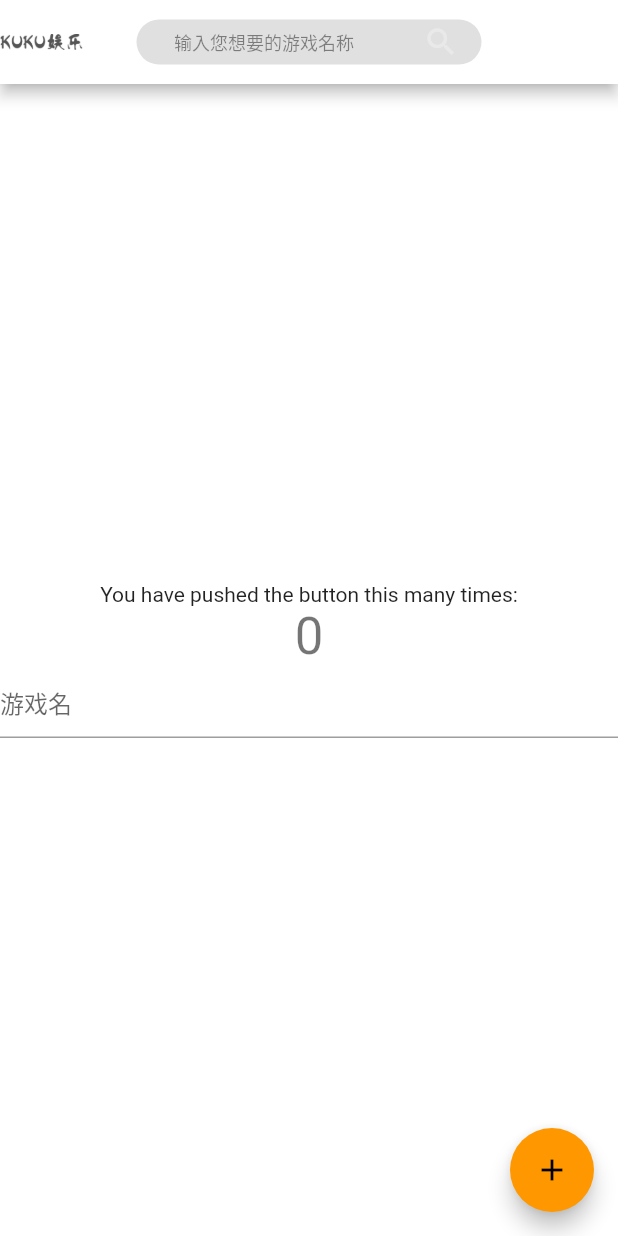
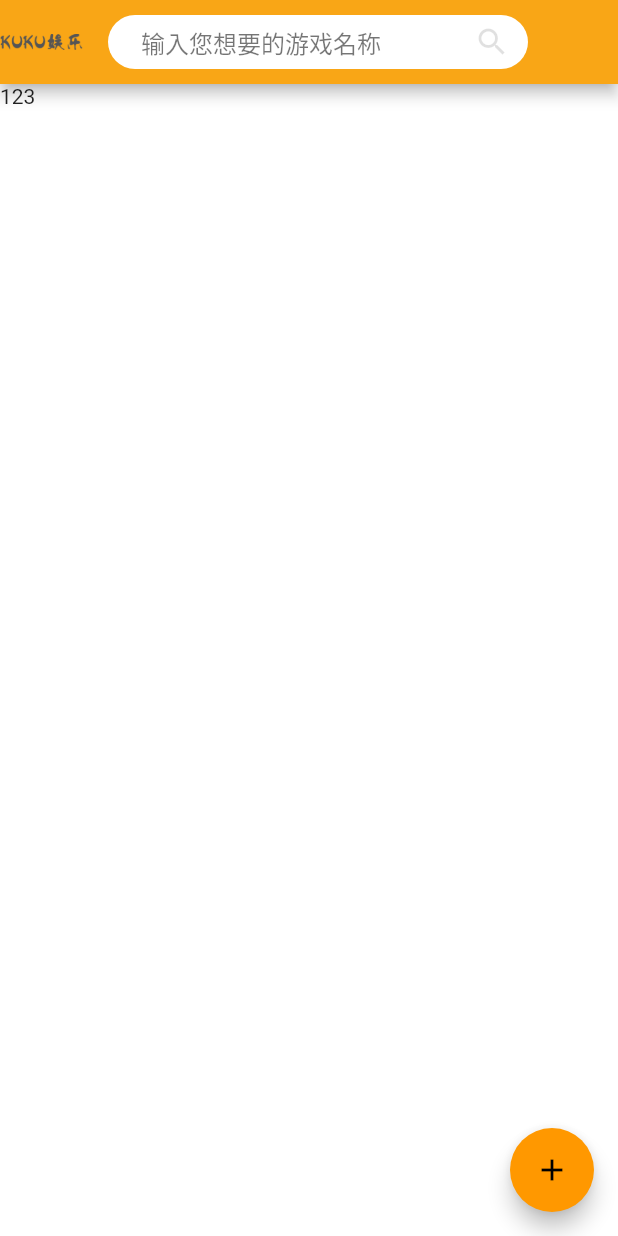
Before and after one commit to fluttera/kuku-app, a Flutter app: the screen it shows after launch, on a phone screen of 412 x 824 dp. Run offline on Flutter 3.47's test engine with Material 2 defaults, Android fonts, the phone set to English and light mode, and no system bars; our stand-ins replace dio, event_bus, shared_preferences; network calls fail.

Commit message:
修改搜索样式

```diff
--- a/lib/common/EventBus.dart
+++ b/lib/common/EventBus.dart
@@ -17,3 +17,9 @@ class SearchQueryChangedEvent{
   String keywords;
   SearchQueryChangedEvent(this.keywords);
 }
+
+/// Event 登录成功
+class LoginSuccessEvent{
+
+}
+/// Event 注销成功
--- a/lib/const/Consts.dart
+++ b/lib/const/Consts.dart
@@ -1,4 +1,4 @@
-const API_HOST = "http://192.168.0.106:8080";
+const API_HOST = "http://192.168.0.99:8080";
 const SearchHisKey = "search_k_his_key";
 class API {
   static const String search_rcmd_keywords_api = '${API_HOST}/search/recmd'; // 推荐搜索接口
@@ -6,5 +6,4 @@ class API {
   static const String seach_auto_keywords_api = '${API_HOST}/search/auto'; //自动补全接口
 }
 
-
 typedef ResponseCallBack = void Function(int statusCode, Map<String, dynamic> data);
--- a/lib/main.dart
+++ b/lib/main.dart
@@ -1,4 +1,5 @@
 import 'package:flutter/material.dart';
+import 'package:kuku_app_flutter/styles/SearchStyles.dart';
 import 'package:kuku_app_flutter/widgets/search/SearchBar.dart';
 import 'package:kuku_app_flutter/common/Store.dart';
 
@@ -10,6 +11,28 @@ class MyApp extends StatelessWidget {
   // This widget is the root of your application.
   @override
   Widget build(BuildContext context) {
+    /*return
+     Center(child:
+       Container(
+         constraints: new BoxConstraints.expand(
+           height:Theme.of(context).textTheme.display1.fontSize * 1.1 + 200.0,
+         ),
+         decoration: new BoxDecoration(
+           border: new Border.all(width: 2.0, color: Colors.red),
+           color: Colors.grey,
+           borderRadius: new BorderRadius.all(new Radius.circular(20.0)),
+           image: new DecorationImage(
+             image: new NetworkImage('https://imgweb.kuku168.cn/f06f691749f240ce9784d4f90dd2639a'),
+             centerSlice: new Rect.fromLTRB(270.0, 180.0, 1360.0, 730.0),
+           ),
+         ),
+         padding: const EdgeInsets.all(20.0),
+         alignment: Alignment.topRight,
+         child: new Text('Hello World',textDirection: TextDirection.ltr,
+             style: Theme.of(context).textTheme.display1.copyWith(color: Colors.blue)),
+         transform: new Matrix4.rotationZ(0.1),
+       )
+     );*/
     return Store.init( // 增加状态共享
       context: context,
       child: MaterialApp(
@@ -85,53 +108,19 @@ class _MyHomePageState extends State<MyHomePage> with WidgetsBindingObserver {
     // than having to individually change instances of widgets.
 
     Store.widgetCtx = context;
-    return Scaffold(
+    return  Scaffold(
       appBar: AppBar(
         // Here we take the value from the MyHomePage object that was created by
         // the App.build method, and use it to set our appbar title.
         // title: Text(widget.title),
-        backgroundColor: Colors.white,
+        backgroundColor: primaryColor,
         centerTitle: true,
         leading: Image(
           image: AssetImage("images/kuku_logo.png"),
         ),
         title: SearchBar(),
       ),
-      body: Center(
-        // Center is a layout widget. It takes a single child and positions it
-        // in the middle of the parent.
-        child: Column(
-          // Column is also a layout widget. It takes a list of children and
-          // arranges them vertically. By default, it sizes itself to fit its
-          // children horizontally, and tries to be as tall as its parent.
-          //
-          // Invoke "debug painting" (press "p" in the console, choose the
-          // "Toggle Debug Paint" action from the Flutter Inspector in Android
-          // Studio, or the "Toggle Debug Paint" command in Visual Studio Code)
-          // to see the wireframe for each widget.
-          //
-          // Column has various properties to control how it sizes itself and
-          // how it positions its children. Here we use mainAxisAlignment to
-          // center the children vertically; the main axis here is the vertical
-          // axis because Columns are vertical (the cross axis would be
-          // horizontal).
-          mainAxisAlignment: MainAxisAlignment.center,
-          children: <Widget>[
-            Text(
-              'You have pushed the button this many times:',
-            ),
-            Text(
-              '$_counter',
-              style: Theme.of(context).textTheme.display1,
-            ),
-            TextField(
-              decoration: InputDecoration(
-                  hintText: '游戏名'
-              ),
-            ),
-          ],
-        ),
-      ),
+      body:  Text('123'),
       floatingActionButton: FloatingActionButton(
        // onPressed: _incrementCounter,
         onPressed: () {
--- a/lib/models/search/SearchKeywordsModel.dart
+++ b/lib/models/search/SearchKeywordsModel.dart
@@ -17,12 +17,12 @@ class SearchKeywordsModel with ChangeNotifier {
   int count;
 
   SearchKeywordsModel ({count: 3}) {
-    this._reflush(count);
+    this._refresh(count);
   }
   get getList => list;
 
   /// 获取count数量的推荐搜索词
-  void _reflush (int count) {
+  void _refresh (int count) {
     _receiveList(count);
   }
 
--- a/lib/styles/SearchStyles.dart
+++ b/lib/styles/SearchStyles.dart
@@ -1,8 +1,12 @@
 import 'package:flutter/material.dart';
 
-const searchStyle = TextStyle(
-  fontSize: 12,
-  color: Colors.black45,
+/// 主题色
+const Color primaryColor = Color.fromARGB(255,249, 166, 22);
+
+/// 搜索栏默认推荐文本样式
+const searchTextStyle = TextStyle(
+  fontSize: 16,
+  color: Colors.black54,
   // backgroundColor: Colors.black26,
 );
 /// 搜索推荐样式
--- a/lib/widgets/search/SearchBar.dart
+++ b/lib/widgets/search/SearchBar.dart
@@ -25,18 +25,12 @@ class _SearchBarState extends State<SearchBar>{
         child: Container(
           // color: Colors.grey,
             alignment: Alignment.center,
-            constraints: BoxConstraints.tightFor(width: 230, height: 30),
+            constraints: BoxConstraints.tightFor(width: 280, height: 36),
             decoration: BoxDecoration(
-              borderRadius: BorderRadiusDirectional.all(
-                Radius.circular(30),
-              ),
-              gradient: RadialGradient(
-                  colors: [Colors.black12, Colors.black12],
-                  center: Alignment.topLeft,
-                  radius: .98
-              ),
+              color:  Colors.white,
+              borderRadius: BorderRadius.circular(36),
             ),
-            child: Padding(padding: EdgeInsets.only(left: 15, right: 15),
+            child: Padding(padding: EdgeInsets.only(left: 12, right: 12),
               child: Row(
                 mainAxisAlignment: MainAxisAlignment.spaceBetween,
                 children: <Widget>[
@@ -48,16 +42,17 @@ class _SearchBarState extends State<SearchBar>{
                           child: iconUrl != null && iconUrl.isNotEmpty ? FadeInImage.assetNetwork(
                             image: '$iconUrl',
                             placeholder: 'images/icon_place_holder.png',
-                            height: 20,
+                            height: 28,
                             fit: BoxFit.fitHeight,
                           ) : Container(height: 0, width: 0,),
                         ),
-                        Padding(padding: EdgeInsets.only(left: 10), child: Text('$show', style: searchStyle )),
+                        Padding(padding: EdgeInsets.only(left: 10),
+                            child: Text('$show', style: searchTextStyle )),
                       ]
                   ),
                   Icon(
                     Icons.search,
-                    color: Colors.white30,
+                    color: Colors.black12,
                   ),
                 ],
               ),)
--- a/lib/widgets/search/SearchHisItemView.dart
+++ b/lib/widgets/search/SearchHisItemView.dart
@@ -55,6 +55,7 @@ class _SearchHisItemViewState extends State<SearchHisItemView> {
     _searchDelSubscription.cancel();
   }
 
+
   void _getHisSearchItem() {
     searchService.getHisSearchItems().then((value){
       this.hisSearchKeywords = value;
```
Also changed, not shown: lib/utils/HttpClient.dart (+40 -5 lines), lib/widgets/search/MySearchDelegate.dart (+27 -3 lines), 1 other file.
